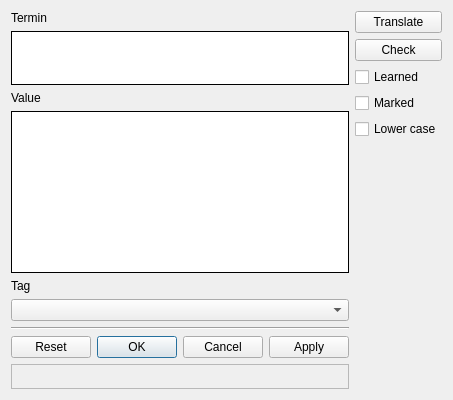
The window that Forms/WordEditor.ui (skynowa/iTeacher) describes before a commit, drawn with Qt 5.
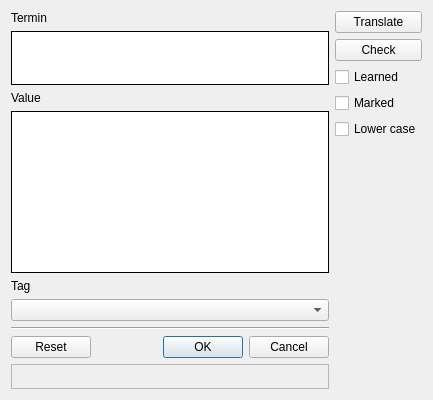
The same window after the commit.

Commit message: WordEditor: remove apply button

```diff
--- a/Forms/WordEditor.ui
+++ b/Forms/WordEditor.ui
@@ -132,7 +132,7 @@
    <item row="7" column="0">
     <widget class="QDialogButtonBox" name="bbxButtons">
      <property name="standardButtons">
-      <set>QDialogButtonBox::Apply|QDialogButtonBox::Cancel|QDialogButtonBox::Ok|QDialogButtonBox::Reset</set>
+      <set>QDialogButtonBox::Cancel|QDialogButtonBox::Ok|QDialogButtonBox::Reset</set>
      </property>
     </widget>
    </item>
```
The commit also changes 1 other file.
